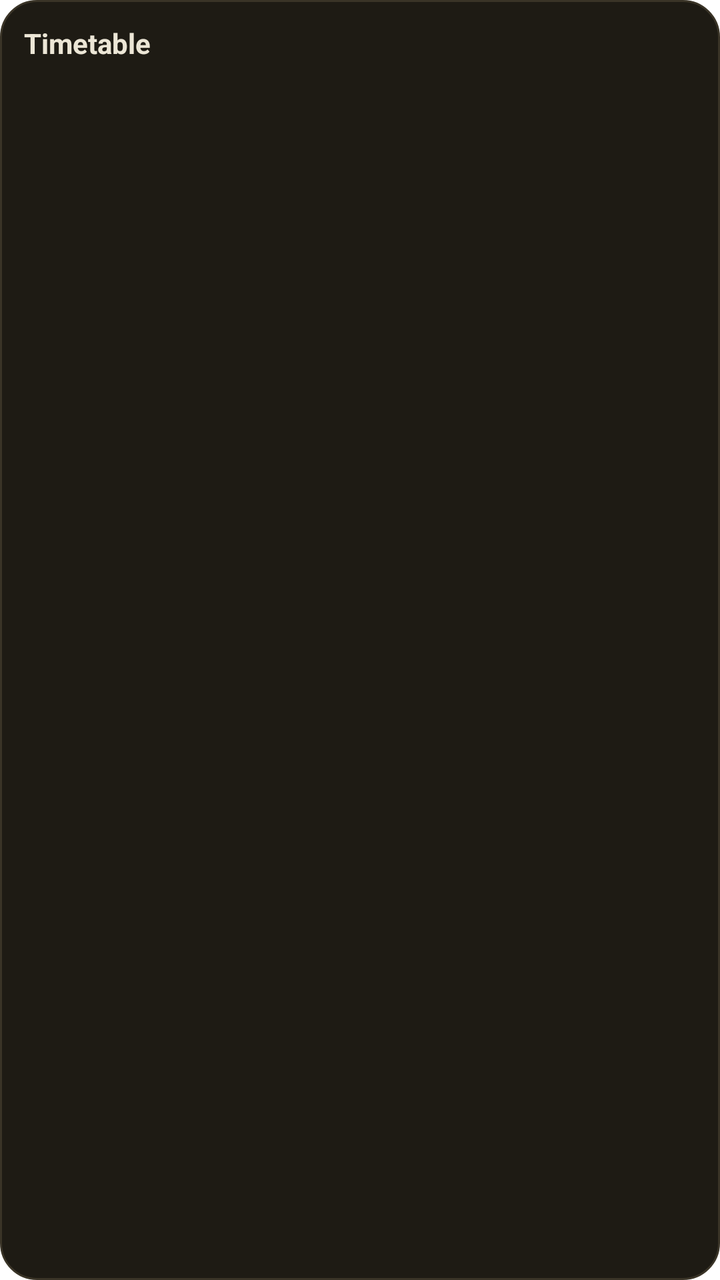
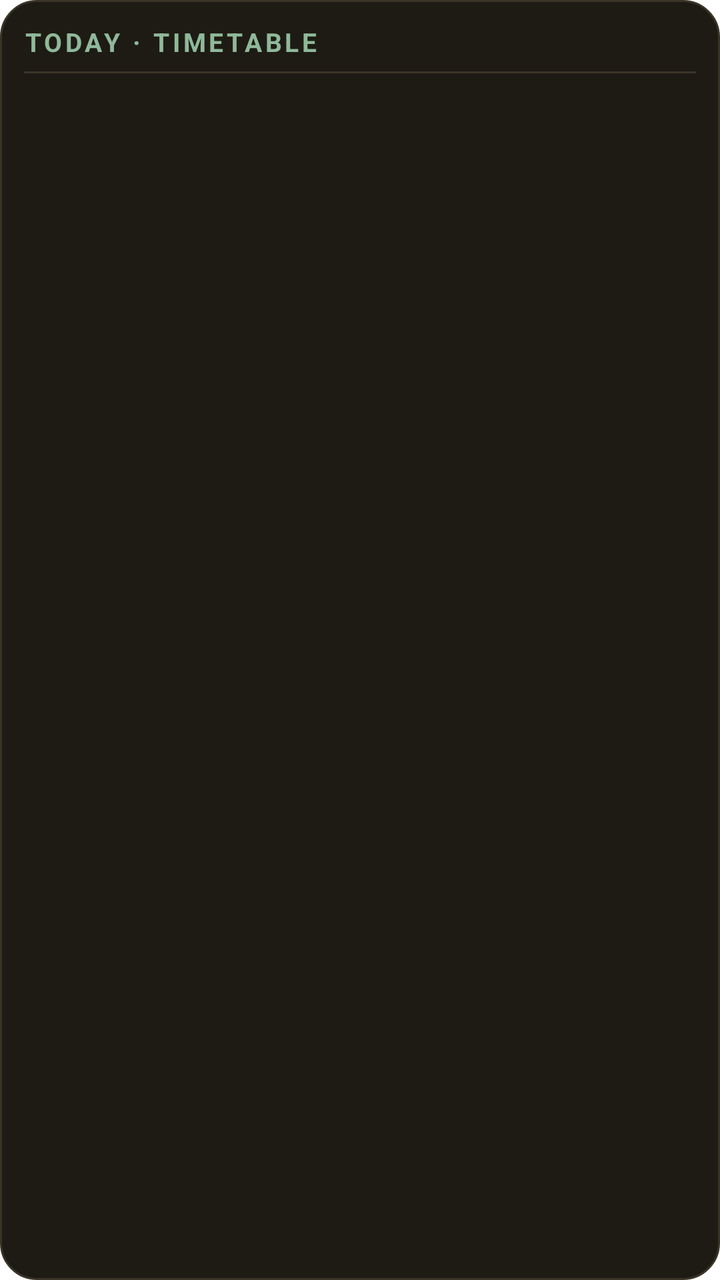

The first picture is an Android layout as it rendered before a commit; the second is the same layout after the commit. The layout source and the unified diff follow.
<!-- AndroidManifest.xml: fallback theme Theme.MaterialComponents.DayNight.NoActionBar -->
<!-- res/layout/timetable_widget.xml -->
<?xml version="1.0" encoding="utf-8"?>
<LinearLayout xmlns:android="http://schemas.android.com/apk/res/android"
    android:id="@+id/widget_root"
    android:layout_width="match_parent"
    android:layout_height="match_parent"
    android:orientation="vertical"
    android:padding="12dp"
    android:background="@drawable/widget_bg_dark">

    <LinearLayout
        android:layout_width="match_parent"
        android:layout_height="wrap_content"
        android:orientation="horizontal">

        <TextView
            android:id="@+id/widget_title"
            android:layout_width="0dp"
            android:layout_height="wrap_content"
            android:layout_weight="1"
            android:textSize="14sp"
            android:textStyle="bold"
            android:text="Timetable"
            android:textColor="#ECE6D6" />

        <TextView
            android:id="@+id/widget_meta"
            android:layout_width="wrap_content"
            android:layout_height="wrap_content"
            android:textSize="11sp"
            android:textColor="#A29A88" />
    </LinearLayout>

    <LinearLayout
        android:id="@+id/rows"
        android:layout_width="match_parent"
        android:layout_height="wrap_content"
        android:layout_marginTop="4dp"
        android:orientation="vertical" />
</LinearLayout>
<!-- resources referenced by this layout -->
<resources>
  <!-- drawable widget_bg_dark (drawable) -->
  <?xml version="1.0" encoding="utf-8"?>
  <shape xmlns:android="http://schemas.android.com/apk/res/android"
      android:shape="rectangle">
      <solid android:color="#1E1B14" />
      <corners android:radius="18dp" />
      <stroke android:width="1dp" android:color="#3A3427" />
  </shape>
</resources>

<!-- the commit's change to res/layout/timetable_widget.xml (unified diff, before → after) -->
@@ -17,10 +17,11 @@
             android:layout_width="0dp"
             android:layout_height="wrap_content"
             android:layout_weight="1"
-            android:textSize="14sp"
+            android:textSize="13sp"
             android:textStyle="bold"
-            android:text="Timetable"
-            android:textColor="#ECE6D6" />
+            android:letterSpacing="0.12"
+            android:text="TODAY · TIMETABLE"
+            android:textColor="#8FB99A" />
 
         <TextView
             android:id="@+id/widget_meta"
@@ -30,10 +31,29 @@
             android:textColor="#A29A88" />
     </LinearLayout>
 
-    <LinearLayout
+    <TextView
+        android:id="@+id/header_divider"
+        android:layout_width="match_parent"
+        android:layout_height="1dp"
+        android:layout_marginTop="6dp"
+        android:background="#3A3427" />
+
+    <ListView
         android:id="@+id/rows"
         android:layout_width="match_parent"
+        android:layout_height="match_parent"
+        android:layout_marginTop="2dp"
+        android:divider="@null"
+        android:dividerHeight="0dp"
+        android:scrollbars="none" />
+
+    <TextView
+        android:id="@+id/empty"
+        android:layout_width="match_parent"
         android:layout_height="wrap_content"
-        android:layout_marginTop="4dp"
-        android:orientation="vertical" />
+        android:layout_marginTop="8dp"
+        android:textSize="13sp"
+        android:text="No lessons today"
+        android:textColor="#A29A88"
+        android:visibility="gone" />
 </LinearLayout>
